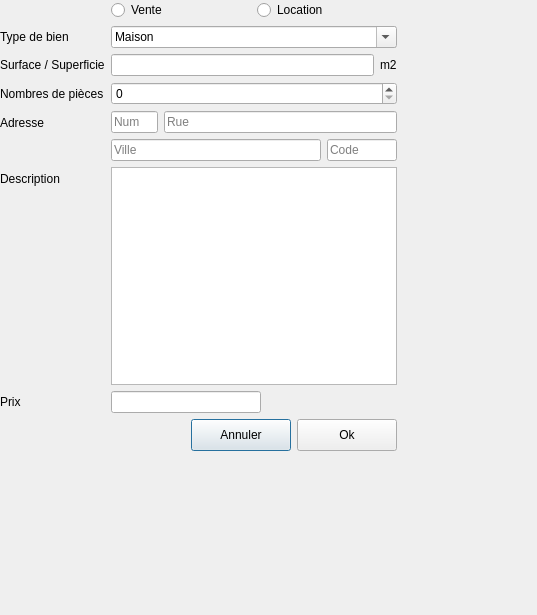
Spieldy/IHMO, file advert.ui: the form before one commit.
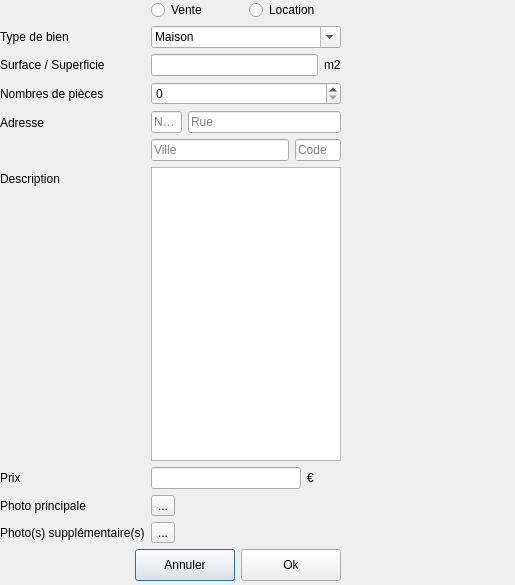
The form after the commit.

Commit message: chargements multiannonces, ajout photo, affichage annonces dans tableau

```diff
--- a/advert.ui
+++ b/advert.ui
@@ -6,8 +6,8 @@
    <rect>
     <x>0</x>
     <y>0</y>
-    <width>537</width>
-    <height>615</height>
+    <width>515</width>
+    <height>585</height>
    </rect>
   </property>
   <property name="maximumSize">
@@ -24,8 +24,8 @@
     <rect>
      <x>0</x>
      <y>0</y>
-     <width>397</width>
-     <height>451</height>
+     <width>341</width>
+     <height>581</height>
     </rect>
    </property>
    <layout class="QVBoxLayout" name="vl_main">
@@ -236,16 +236,6 @@
         </property>
        </widget>
       </item>
-      <item row="6" column="1">
-       <widget class="QLineEdit" name="le_price">
-        <property name="maximumSize">
-         <size>
-          <width>150</width>
-          <height>16777215</height>
-         </size>
-        </property>
-       </widget>
-      </item>
       <item row="0" column="1">
        <layout class="QHBoxLayout" name="horizontalLayout">
         <item>
@@ -264,6 +254,67 @@
         </item>
        </layout>
       </item>
+      <item row="6" column="1">
+       <layout class="QHBoxLayout" name="horizontalLayout_2">
+        <item>
+         <widget class="QLineEdit" name="le_price">
+          <property name="maximumSize">
+           <size>
+            <width>150</width>
+            <height>16777215</height>
+           </size>
+          </property>
+         </widget>
+        </item>
+        <item>
+         <widget class="QLabel" name="lbl_euro">
+          <property name="text">
+           <string>€</string>
+          </property>
+         </widget>
+        </item>
+       </layout>
+      </item>
+      <item row="7" column="1">
+       <layout class="QHBoxLayout" name="hl_photo_princ">
+        <item>
+         <layout class="QHBoxLayout" name="horizontalLayout_3">
+          <item>
+           <widget class="QToolButton" name="btn_photo_princ">
+            <property name="text">
+             <string>...</string>
+            </property>
+           </widget>
+          </item>
+         </layout>
+        </item>
+       </layout>
+      </item>
+      <item row="7" column="0">
+       <widget class="QLabel" name="lbl_photo_princ">
+        <property name="text">
+         <string>Photo principale</string>
+        </property>
+       </widget>
+      </item>
+      <item row="8" column="1">
+       <layout class="QHBoxLayout" name="hl_photo_sup">
+        <item>
+         <widget class="QToolButton" name="btn_photo_sup">
+          <property name="text">
+           <string>...</string>
+          </property>
+         </widget>
+        </item>
+       </layout>
+      </item>
+      <item row="8" column="0">
+       <widget class="QLabel" name="lbl_photo_sup">
+        <property name="text">
+         <string>Photo(s) supplémentaire(s)</string>
+        </property>
+       </widget>
+      </item>
      </layout>
     </item>
     <item>
```
Left out of the diff: 6 changed lines with no effect on the pictures. The commit also changes 14 other files.
